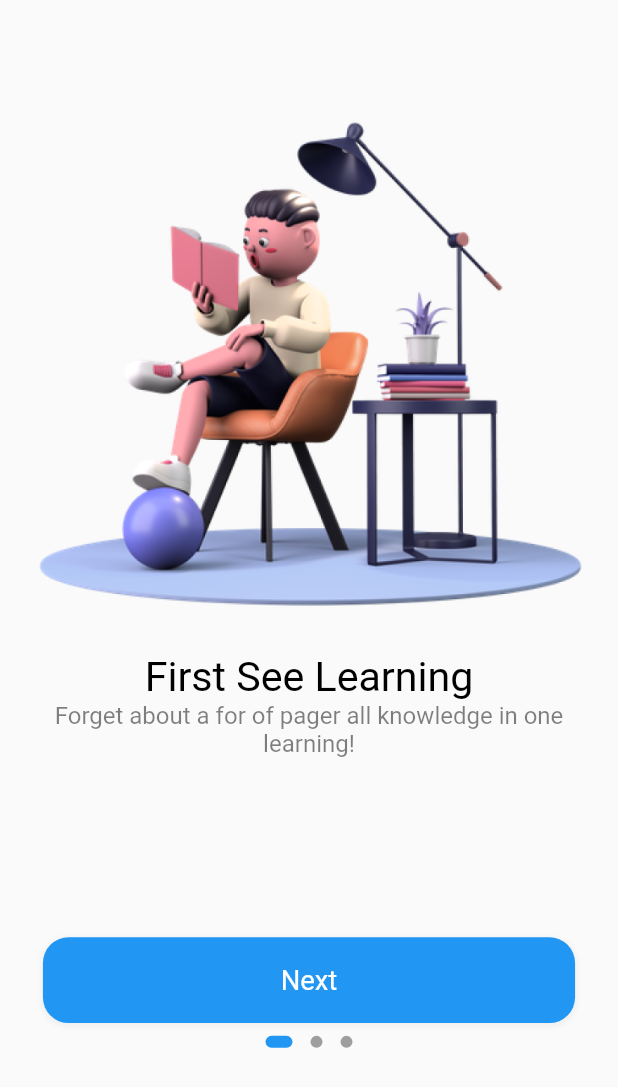
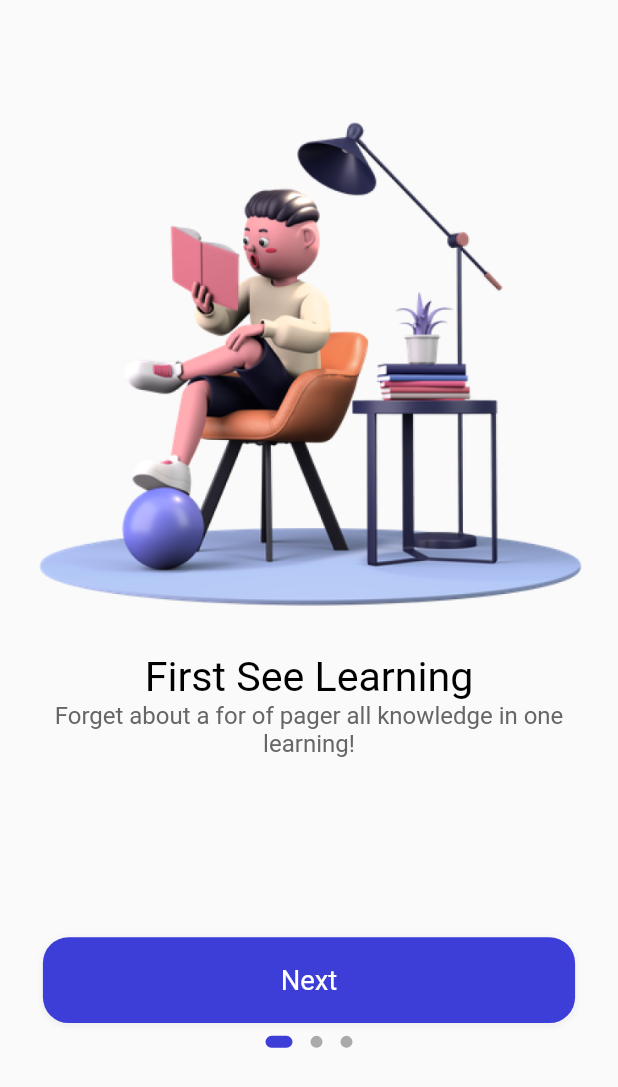
Before and after one commit to shinoasada1907/Social_Media, a Flutter app: the screen it shows after launch, on a phone screen of 412 x 824 dp. Shown: the top 1087 px of the screen. Run offline on Flutter 3.47's test engine with Material 2 defaults, Android fonts, the light colour scheme and no system bars; drawn by our look-alikes of dots_indicator; our stand-ins replace cloud_firestore, flutter_bloc, flutter_screenutil; accounts and stored records are empty.

Commit message:
Refactor code

```diff
--- /dev/null
+++ b/lib/common/values/colors.dart
@@ -0,0 +1,34 @@
+import 'dart:ui';
+
+class AppColors {
+  /// white background
+  static const Color primaryBackground = Color.fromARGB(255, 255, 255, 255);
+
+  /// grey background
+  static const Color primarySecondaryBackground =
+      Color.fromARGB(255, 247, 247, 249);
+
+  /// main widget color blue
+  static const Color primaryElement = Color.fromARGB(255, 61, 61, 216);
+
+  /// main text color black
+  static const Color primaryText = Color.fromARGB(255, 0, 0, 0);
+  // video backgroun color
+  static const Color primary_bg = Color.fromARGB(210, 32, 47, 62);
+
+  /// main widget text color white
+  static const Color primaryElementText = Color.fromARGB(255, 255, 255, 255);
+  // main widget text color grey
+  static const Color primarySecondaryElementText =
+      Color.fromARGB(255, 102, 102, 102);
+  // main widget third color grey
+  static const Color primaryThirdElementText =
+      Color.fromARGB(255, 170, 170, 170);
+
+  static const Color primaryFourthElementText =
+      Color.fromARGB(255, 204, 204, 204);
+  //state color
+  static const Color primaryElementStatus = Color.fromARGB(255, 88, 174, 127);
+
+  static const Color primaryElementBg = Color.fromARGB(255, 238, 121, 99);
+}
--- a/lib/pages/sign_in/sign_in.dart
+++ b/lib/pages/sign_in/sign_in.dart
@@ -27,7 +27,7 @@
                   child: reusableText('Or use your email account login'),
                 ),
                 Container(
-                  margin: EdgeInsets.only(top: 66.h),
+                  margin: EdgeInsets.only(top: 36.h),
                   padding: EdgeInsets.only(
                     left: 25.w,
                     right: 25.w,
--- a/lib/pages/welcome/welcome.dart
+++ b/lib/pages/welcome/welcome.dart
@@ -2,7 +2,7 @@
 import 'package:flutter/material.dart';
 import 'package:flutter_bloc/flutter_bloc.dart';
 import 'package:flutter_screenutil/flutter_screenutil.dart';
-import 'package:ulearning_app/main.dart';
+import 'package:ulearning_app/common/values/colors.dart';
 import 'package:ulearning_app/pages/welcome/bloc/welcome_blocs.dart';
 import 'package:ulearning_app/pages/welcome/bloc/welcome_events.dart';
 import 'package:ulearning_app/pages/welcome/bloc/welcome_states.dart';
@@ -69,8 +69,8 @@
                       position: state.page.toDouble(),
                       dotsCount: 3,
                       decorator: DotsDecorator(
-                        color: Colors.grey,
-                        activeColor: Colors.blue,
+                        color: AppColors.primaryThirdElementText,
+                        activeColor: AppColors.primaryElement,
                         size: const Size.square(8.0),
                         activeSize: const Size(18.0, 8.0),
                         activeShape: RoundedRectangleBorder(
@@ -104,7 +104,7 @@
           child: Text(
             title,
             style: TextStyle(
-              color: Colors.black,
+              color: AppColors.primaryText,
               fontSize: 24.sp,
               fontWeight: FontWeight.normal,
             ),
@@ -117,7 +117,7 @@
             subtitle,
             textAlign: TextAlign.center,
             style: TextStyle(
-              color: Colors.black.withOpacity(0.5),
+              color: AppColors.primarySecondaryElementText,
               fontSize: 14.sp,
               fontWeight: FontWeight.normal,
             ),
@@ -147,7 +147,7 @@
             width: 325.w,
             height: 50.w,
             decoration: BoxDecoration(
-              color: Colors.blue,
+              color: AppColors.primaryElement,
               borderRadius: BorderRadius.all(
                 Radius.circular(15.w),
               ),
```
Also changed, not shown: lib/pages/sign_in/widgets/sign_in_widget.dart (+27 -10 lines).
